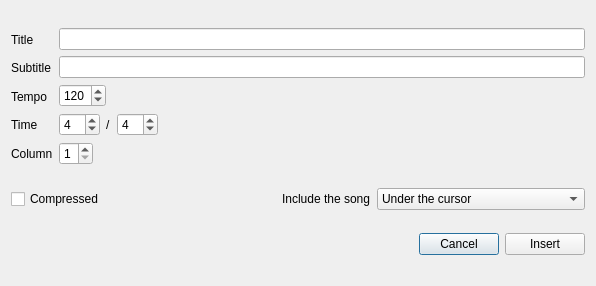
First picture: the form in src/dialognewsong.ui, repository gillesmaire/chordv, before the edit.
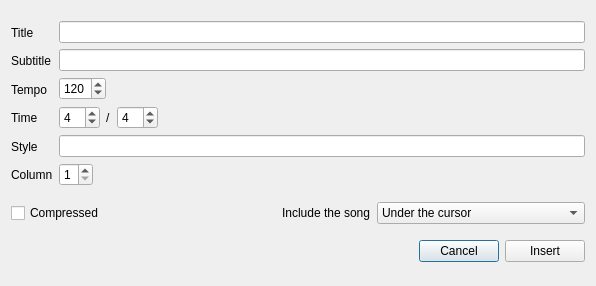
Second picture: the form after the edit.

The edit to the form file:
```diff
--- a/src/dialognewsong.ui
+++ b/src/dialognewsong.ui
@@ -48,6 +48,13 @@
            </property>
           </widget>
          </item>
+         <item>
+          <widget class="QLabel" name="labelStyle">
+           <property name="text">
+            <string>Style</string>
+           </property>
+          </widget>
+         </item>
          <item>
           <widget class="QLabel" name="labelColumn">
            <property name="text">
@@ -145,6 +152,9 @@
            </item>
           </layout>
          </item>
+         <item>
+          <widget class="QLineEdit" name="Style"/>
+         </item>
          <item>
           <layout class="QHBoxLayout" name="horizontalLayout">
            <item>
```
Left out of the diff: 10 changed lines with no effect on the pictures.
